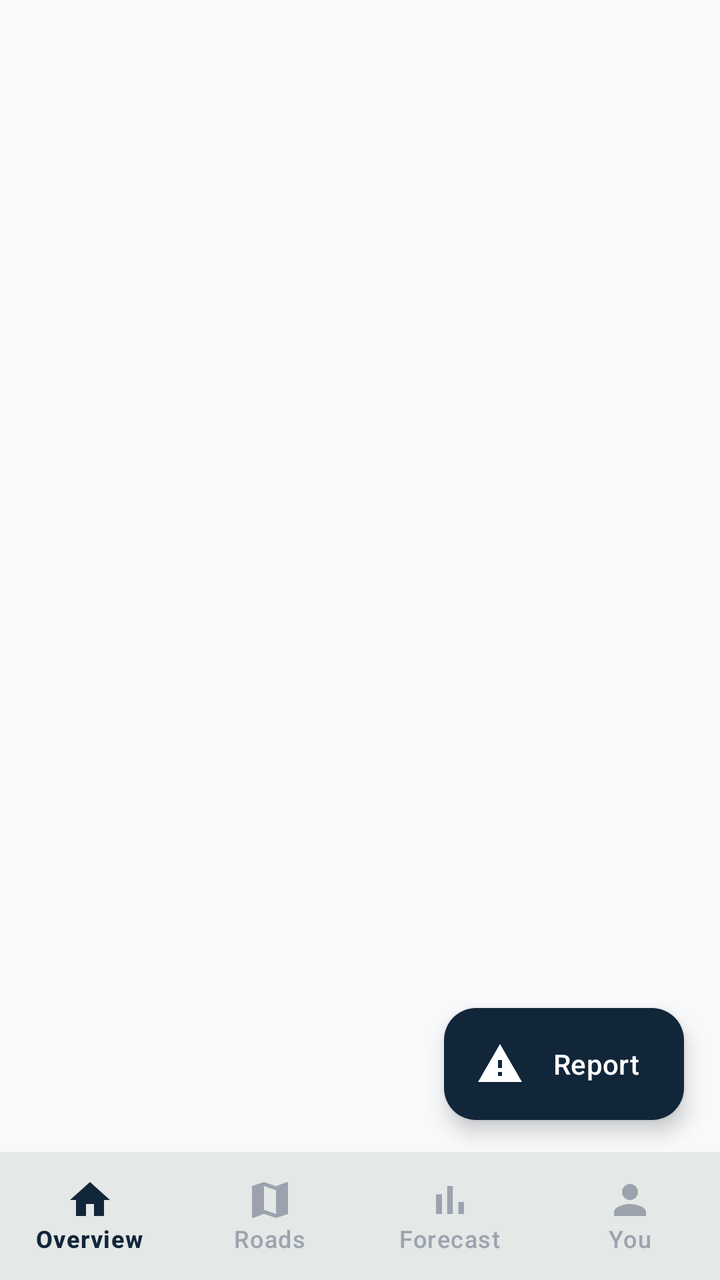
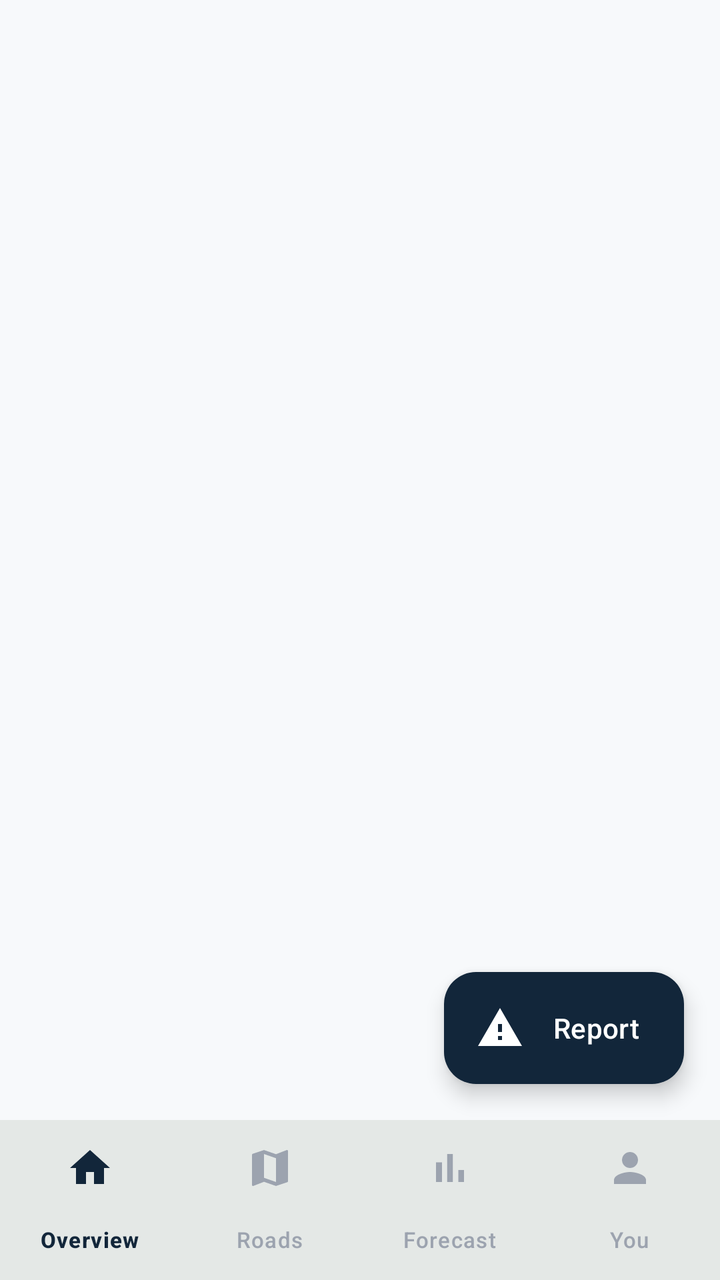

Compare the two renders of this Android layout. The source of the first and the diff that turns it into the second are given below.
<!-- AndroidManifest.xml: application theme Theme.Sukobin -->
<!-- res/layout/activity_main.xml -->
<?xml version="1.0" encoding="utf-8"?>
<androidx.coordinatorlayout.widget.CoordinatorLayout xmlns:android="http://schemas.android.com/apk/res/android"
    xmlns:app="http://schemas.android.com/apk/res-auto"
    android:layout_width="match_parent"
    android:layout_height="match_parent"
    android:background="@color/officer_paper">

    <FrameLayout
        android:id="@+id/container"
        android:layout_width="match_parent"
        android:layout_height="match_parent"
        android:layout_marginBottom="64dp" />

    <com.google.android.material.floatingactionbutton.ExtendedFloatingActionButton
        android:id="@+id/fabReport"
        android:layout_width="wrap_content"
        android:layout_height="wrap_content"
        android:layout_gravity="bottom|end"
        android:layout_marginEnd="18dp"
        android:layout_marginBottom="80dp"
        android:text="@string/report_road"
        android:textColor="@color/white"
        app:backgroundTint="@color/officer_navy"
        app:icon="@drawable/ic_warning"
        app:iconTint="@color/white" />

    <com.google.android.material.bottomnavigation.BottomNavigationView
        android:id="@+id/bottomNav"
        android:layout_width="match_parent"
        android:layout_height="64dp"
        android:layout_gravity="bottom"
        android:background="@color/white"
        app:elevation="8dp"
        app:itemIconTint="@color/nav_item"
        app:itemTextColor="@color/nav_item"
        app:labelVisibilityMode="labeled"
        app:menu="@menu/bottom_nav" />
</androidx.coordinatorlayout.widget.CoordinatorLayout>
<!-- resources referenced by this layout -->
<resources>
  <color name="officer_navy">#12263A</color>
  <color name="officer_paper">#F7F9FB</color>
  <color name="white">#FFFFFF</color>
  <!-- drawable ic_warning (drawable) -->
  <?xml version="1.0" encoding="utf-8"?>
  <vector xmlns:android="http://schemas.android.com/apk/res/android"
      android:width="24dp"
      android:height="24dp"
      android:viewportWidth="24"
      android:viewportHeight="24"
      android:tint="?attr/colorControlNormal">
      <path
          android:fillColor="@android:color/white"
          android:pathData="M1,21h22L12,2 1,21zM13,18h-2v-2h2v2zM13,14h-2v-4h2v4z" />
  </vector>
  <string name="report_road">Report</string>
  <style name="Theme.Sukobin" parent="Theme.Material3.Light.NoActionBar">
          <item name="colorPrimary">@color/brand_forest</item>
          <item name="colorOnPrimary">@color/white</item>
          <item name="colorPrimaryContainer">@color/mint_200</item>
          <item name="colorOnPrimaryContainer">@color/brand_forest</item>
          <item name="colorSecondary">@color/accent_green</item>
          <item name="colorOnSecondary">@color/white</item>
          <item name="colorError">@color/accent_red</item>
          <item name="android:colorBackground">@color/cream</item>
          <item name="colorSurface">@color/white</item>
          <item name="colorOnSurface">@color/gray_800</item>
          <item name="android:statusBarColor">@color/cream</item>
          <item name="android:windowLightStatusBar" tools:targetApi="m">true</item>
          <item name="android:navigationBarColor">@color/white</item>
          <item name="android:windowLightNavigationBar" tools:targetApi="o_mr1">true</item>
      </style>
  <color name="brand_forest">#1A3D2B</color>
  <color name="mint_200">#D8F3DC</color>
  <color name="accent_green">#0C831F</color>
  <color name="accent_red">#E63946</color>
  <color name="cream">#F9F8F4</color>
  <color name="gray_800">#1F2937</color>
</resources>

<!-- the commit's change to res/layout/activity_main.xml (unified diff, before → after) -->
@@ -1,38 +1,48 @@
 <?xml version="1.0" encoding="utf-8"?>
-<androidx.coordinatorlayout.widget.CoordinatorLayout xmlns:android="http://schemas.android.com/apk/res/android"
+<androidx.constraintlayout.widget.ConstraintLayout xmlns:android="http://schemas.android.com/apk/res/android"
     xmlns:app="http://schemas.android.com/apk/res-auto"
     android:layout_width="match_parent"
     android:layout_height="match_parent"
     android:background="@color/officer_paper">
 
+    
     <FrameLayout
         android:id="@+id/container"
-        android:layout_width="match_parent"
-        android:layout_height="match_parent"
-        android:layout_marginBottom="64dp" />
+        android:layout_width="0dp"
+        android:layout_height="0dp"
+        app:layout_constraintTop_toTopOf="parent"
+        app:layout_constraintStart_toStartOf="parent"
+        app:layout_constraintEnd_toEndOf="parent"
+        app:layout_constraintBottom_toTopOf="@id/bottomNav" />
 
     <com.google.android.material.floatingactionbutton.ExtendedFloatingActionButton
         android:id="@+id/fabReport"
         android:layout_width="wrap_content"
         android:layout_height="wrap_content"
-        android:layout_gravity="bottom|end"
         android:layout_marginEnd="18dp"
-        android:layout_marginBottom="80dp"
+        android:layout_marginBottom="18dp"
         android:text="@string/report_road"
         android:textColor="@color/white"
         app:backgroundTint="@color/officer_navy"
         app:icon="@drawable/ic_warning"
-        app:iconTint="@color/white" />
+        app:iconTint="@color/white"
+        app:layout_constraintEnd_toEndOf="parent"
+        app:layout_constraintBottom_toTopOf="@id/bottomNav" />
 
     <com.google.android.material.bottomnavigation.BottomNavigationView
         android:id="@+id/bottomNav"
-        android:layout_width="match_parent"
-        android:layout_height="64dp"
-        android:layout_gravity="bottom"
+        android:layout_width="0dp"
+        android:layout_height="wrap_content"
         android:background="@color/white"
         app:elevation="8dp"
+        app:itemActiveIndicatorStyle="@style/OfficerNavIndicator"
         app:itemIconTint="@color/nav_item"
+        app:itemTextAppearanceActive="@style/OfficerNavLabel"
+        app:itemTextAppearanceInactive="@style/OfficerNavLabel"
         app:itemTextColor="@color/nav_item"
         app:labelVisibilityMode="labeled"
-        app:menu="@menu/bottom_nav" />
-</androidx.coordinatorlayout.widget.CoordinatorLayout>
+        app:menu="@menu/bottom_nav"
+        app:layout_constraintBottom_toBottomOf="parent"
+        app:layout_constraintStart_toStartOf="parent"
+        app:layout_constraintEnd_toEndOf="parent" />
+</androidx.constraintlayout.widget.ConstraintLayout>
<!-- resource entries referenced after the edit -->
@@ -16,6 +16,12 @@
           android:pathData="M1,21h22L12,2 1,21zM13,18h-2v-2h2v2zM13,14h-2v-4h2v4z" />
   </vector>
   <string name="report_road">Report</string>
+  <style name="OfficerNavIndicator" parent="Widget.Material3.BottomNavigationView.ActiveIndicator">
+          <item name="android:color">#DCE8F2</item>
+      </style>
+  <style name="OfficerNavLabel" parent="TextAppearance.Material3.LabelMedium">
+          <item name="android:textSize">11sp</item>
+      </style>
   <style name="Theme.Sukobin" parent="Theme.Material3.Light.NoActionBar">
           <item name="colorPrimary">@color/brand_forest</item>
           <item name="colorOnPrimary">@color/white</item>
